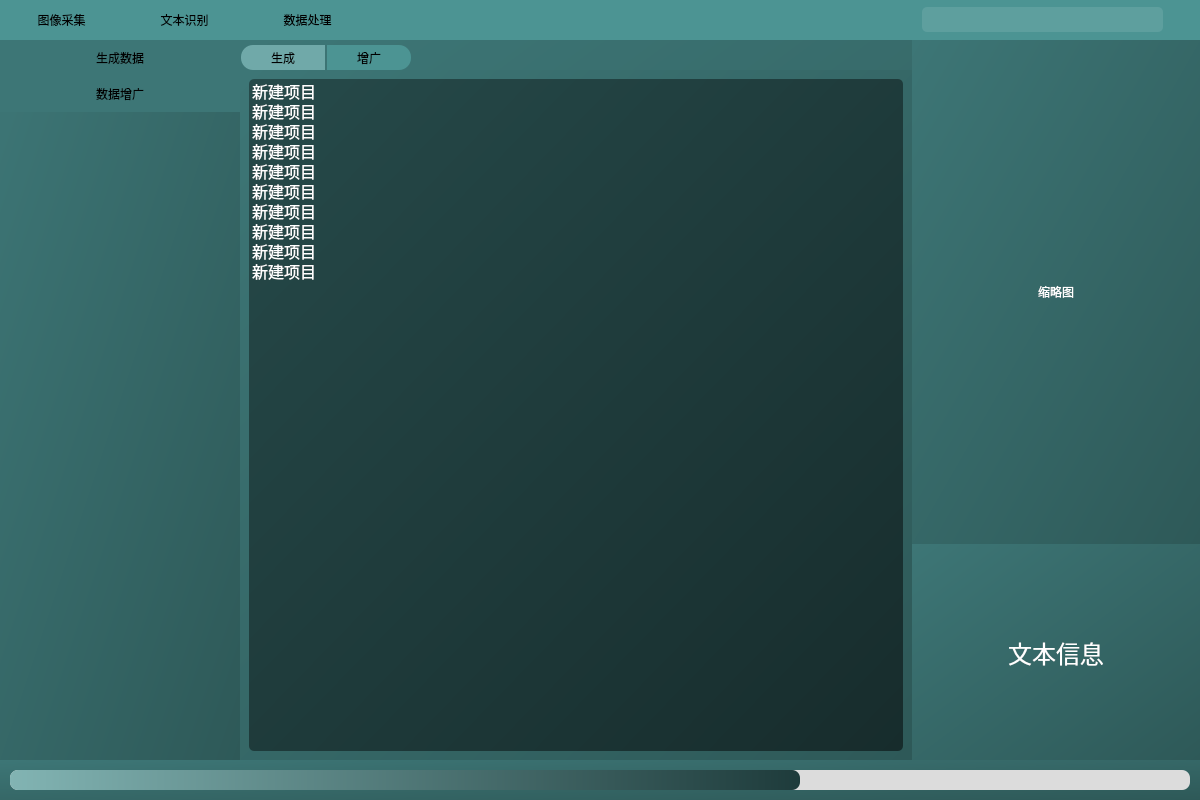
First picture: the form in base.ui, repository lifeandleaf/OCRSystem, before the edit.
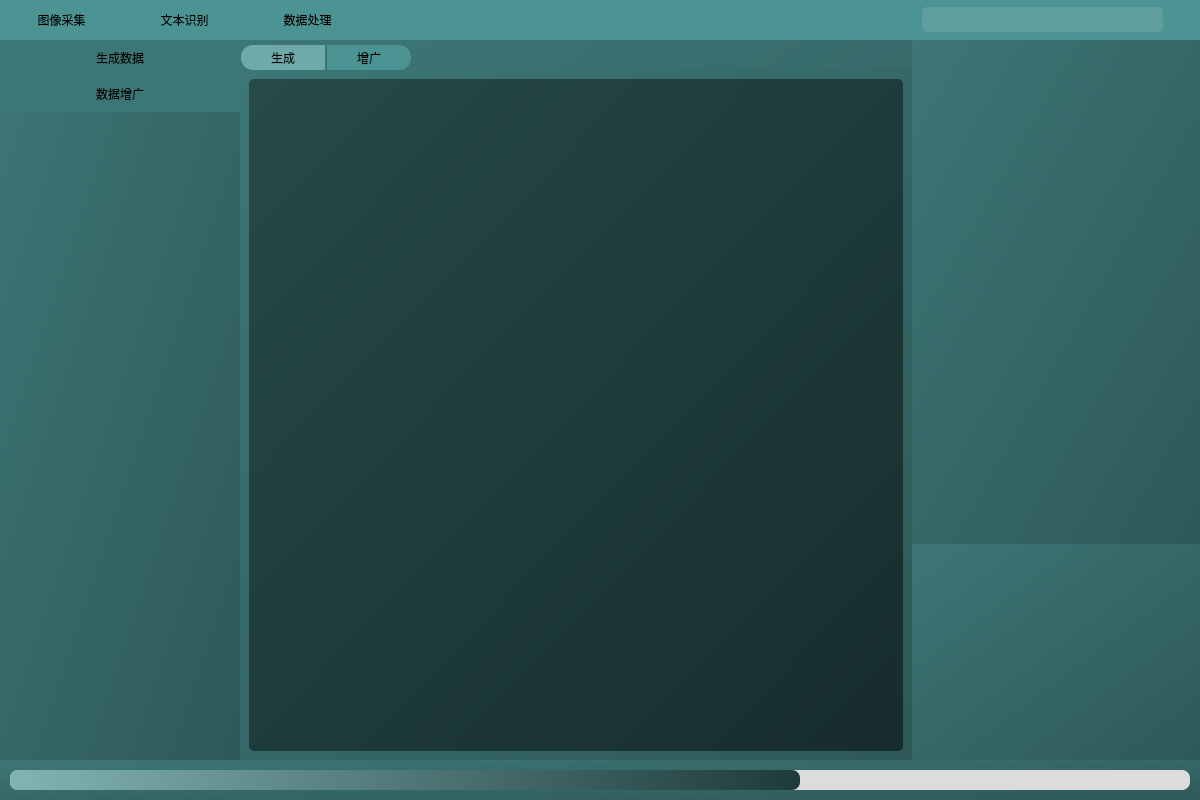
Second picture: the form after the edit. The open tabs and pages were chosen to show the change. Icons and pictures are not drawn.

```diff
--- a/base.ui
+++ b/base.ui
@@ -733,56 +733,6 @@
                      <height>20</height>
                     </size>
                    </property>
-                   <item>
-                    <property name="text">
-                     <string>新建项目</string>
-                    </property>
-                   </item>
-                   <item>
-                    <property name="text">
-                     <string>新建项目</string>
-                    </property>
-                   </item>
-                   <item>
-                    <property name="text">
-                     <string>新建项目</string>
-                    </property>
-                   </item>
-                   <item>
-                    <property name="text">
-                     <string>新建项目</string>
-                    </property>
-                   </item>
-                   <item>
-                    <property name="text">
-                     <string>新建项目</string>
-                    </property>
-                   </item>
-                   <item>
-                    <property name="text">
-                     <string>新建项目</string>
-                    </property>
-                   </item>
-                   <item>
-                    <property name="text">
-                     <string>新建项目</string>
-                    </property>
-                   </item>
-                   <item>
-                    <property name="text">
-                     <string>新建项目</string>
-                    </property>
-                   </item>
-                   <item>
-                    <property name="text">
-                     <string>新建项目</string>
-                    </property>
-                   </item>
-                   <item>
-                    <property name="text">
-                     <string>新建项目</string>
-                    </property>
-                   </item>
                   </widget>
                  </item>
                 </layout>
@@ -1303,7 +1253,7 @@
                    <enum>QFrame::NoFrame</enum>
                   </property>
                   <property name="text">
-                   <string>缩略图</string>
+                   <string/>
                   </property>
                   <property name="alignment">
                    <set>Qt::AlignCenter</set>
@@ -1533,7 +1483,7 @@
                    <enum>QFrame::Raised</enum>
                   </property>
                   <property name="text">
-                   <string>文本信息</string>
+                   <string/>
                   </property>
                   <property name="alignment">
                    <set>Qt::AlignCenter</set>
```
Left out of the diff: 43 changed lines with no effect on the pictures.
